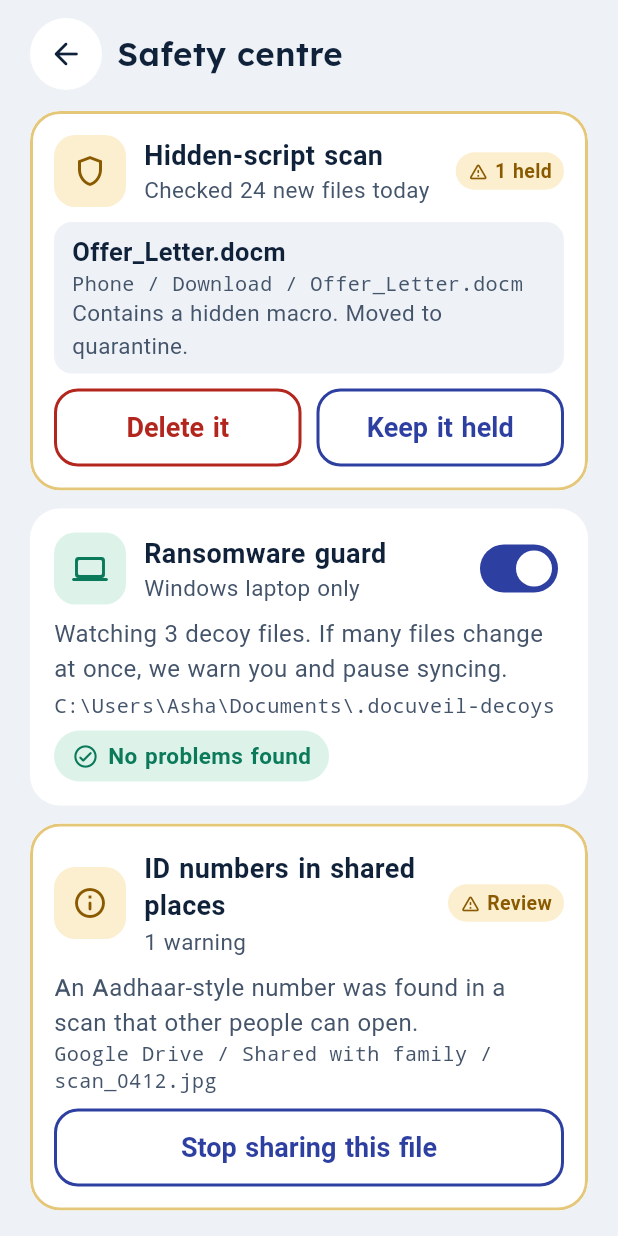
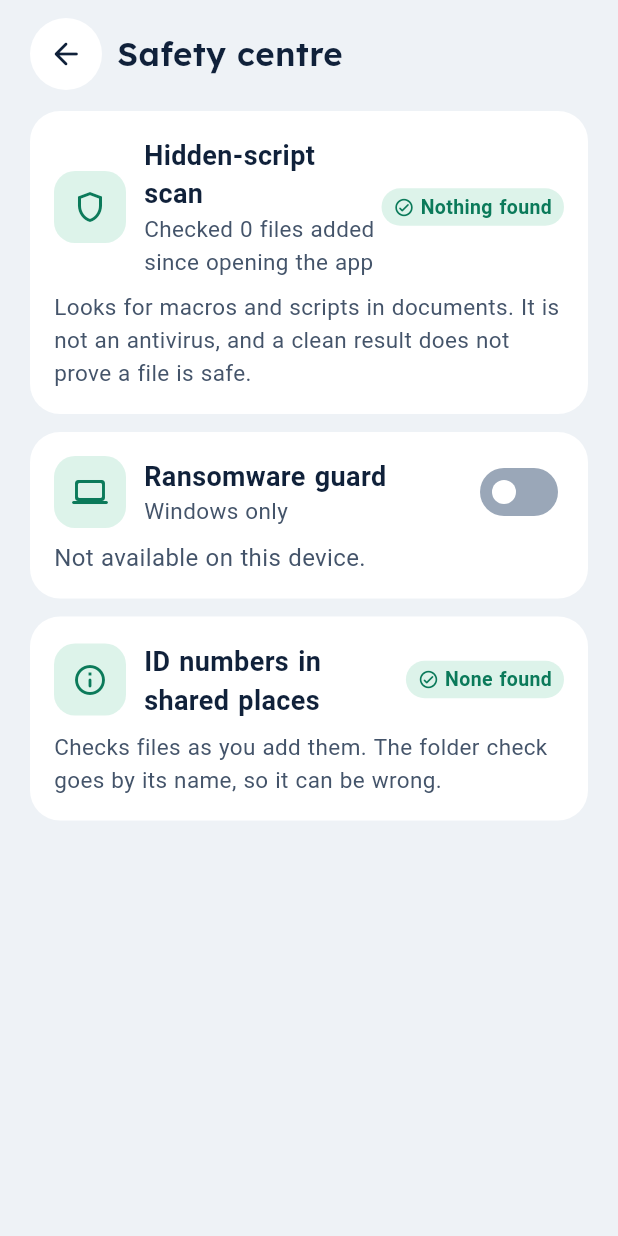
Before and after one commit to ffaahhiimm340-ctrl/Docuveil, a Flutter app: the SafetyScreen screen opened by its route, on a phone screen of 412 x 824 dp. Run offline on Flutter 3.47's test engine with Material 3 defaults, Android fonts, the phone set to English and light mode, and no system bars; our stand-ins replace file_picker, flutter_secure_storage, go_router, google_fonts, qr_flutter, sqflite and 1 more; missing offline and left inert: pdfrx; accounts and stored records are empty; Roboto replaces fonts that are missing (Atkinson Hyperlegible).

Commit message:
Safety centre shows real checks instead of sample content
Hidden-script scan (macros in Office files, scripts and auto-run actions
in PDFs, programs disguised as documents), ID numbers found in files in
shared-looking folders, and a Windows ransomware guard: decoy files plus
a many-files-changed watch, off until the owner turns it on. Simple
heuristics, not YARA or oletools, and not an antivirus; results last for
this run of the app only.

Co-Authored-By: Claude Opus 5.5 <noreply@anthropic.com>

```diff
--- a/app/lib/data/intake.dart
+++ b/app/lib/data/intake.dart
@@ -6,6 +6,7 @@ import 'package:file_picker/file_picker.dart';
 import 'package:flutter/foundation.dart';
 import 'package:pdfrx/pdfrx.dart';
 
+import 'safety_center.dart';
 import 'vault.dart';
 
 /// The fields a paper of each type should have; anything the extractor did
@@ -44,6 +45,9 @@ class IntakeDraft {
 
   /// Set when the file could not be read at all (e.g. a photo, for now).
   final String? problem;
+
+  /// Safety checks run on the picked file.
+  FileReport? safety;
 }
 
 /// Build a draft from a file's bytes and its text. Pure, so it is testable.
@@ -104,6 +108,7 @@ class Intake {
         'Reading photos needs on-device OCR, which is coming. Please type the details.',
       );
     }
+    draft.safety = SafetyLog.check(f.name, f.path, bytes, draft.text);
     current.value = draft;
     return draft;
   }
--- /dev/null
+++ b/app/lib/data/safety_center.dart
@@ -0,0 +1,141 @@
+import 'dart:async';
+import 'dart:io';
+
+import 'package:crypto/crypto.dart';
+import 'package:docuveil_engine/docuveil_engine.dart';
+import 'package:flutter/foundation.dart';
+import 'package:path/path.dart' as p;
+
+/// What the safety checks found in one file the owner added.
+class FileReport {
+  const FileReport({
+    required this.fileName,
+    this.path,
+    this.scripts = const [],
+    this.sensitive = const [],
+    this.shared = false,
+  });
+
+  final String fileName;
+  final String? path;
+  final List<ScriptFinding> scripts;
+  final List<SensitiveFinding> sensitive;
+
+  /// The file is somewhere other people can probably open.
+  final bool shared;
+
+  bool get needsAttention => scripts.isNotEmpty || (shared && sensitive.isNotEmpty);
+}
+
+/// Results of the checks run on added files, for the Safety centre. Kept for
+/// this run of the app only.
+class SafetyLog {
+  SafetyLog._();
+
+  static final ValueNotifier<List<FileReport>> reports = ValueNotifier(const []);
+
+  static FileReport check(String fileName, String? path, Uint8List bytes, String text) {
+    final r = FileReport(
+      fileName: fileName,
+      path: path,
+      scripts: scanForHiddenScript(fileName, bytes),
+      sensitive: findSensitive(text),
+      shared: path != null && looksShared(path),
+    );
+    reports.value = [r, ...reports.value];
+    return r;
+  }
+}
+
+/// Ransomware guard for desktop: decoy files that nothing should ever touch,
+/// and a watch for many files changing at once. Off until the owner turns it
+/// on, because it writes files. Known limit: decoy-aware ransomware can skip
+/// decoys, and this only warns; it does not stop anything.
+class DecoyGuard {
+  DecoyGuard._();
+
+  static const folderName = '.docuveil-decoys';
+  static const _files = {
+    'Bank_Passwords_old.txt': 'Docuveil decoy file. Please do not edit or delete it.\n',
+    'Tax_Return_scan.txt': 'Docuveil decoy file. Please do not edit or delete it.\n',
+    'Family_IDs_backup.txt': 'Docuveil decoy file. Please do not edit or delete it.\n',
+  };
+
+  /// True while the guard is on.
+  static final ValueNotifier<bool> active = ValueNotifier(false);
+
+  /// Why it tripped, or null when all is well.
+  static final ValueNotifier<String?> alarm = ValueNotifier(null);
+
+  static Directory? _dir;
+  static final Map<String, String> _hashes = {};
+  static StreamSubscription<FileSystemEvent>? _decoyWatch;
+  static StreamSubscription<FileSystemEvent>? _burstWatch;
+
+  static bool get supported =>
+      !kIsWeb &&
+      const {
+        TargetPlatform.windows,
+        TargetPlatform.linux,
+        TargetPlatform.macOS,
+      }.contains(defaultTargetPlatform);
+
+  static String _hash(File f) => sha256.convert(f.readAsBytesSync()).toString();
+
+  /// Create the decoys in [parent] and start watching.
+  static Future<void> enable(Directory parent, {bool watch = true}) async {
+    final dir = Directory(p.join(parent.path, folderName));
+    await dir.create(recursive: true);
+    _hashes.clear();
+    for (final e in _files.entries) {
+      final f = File(p.join(dir.path, e.key));
+      await f.writeAsString(e.value);
+      _hashes[f.path] = _hash(f);
+    }
+    _dir = dir;
+    alarm.value = null;
+    active.value = true;
+    if (!watch) return;
+    _decoyWatch = dir.watch().listen((_) => verify());
+    final burst = MassChangeDetector();
+    _burstWatch = parent.watch(recursive: true).listen((e) {
+      if (e.path.contains(folderName)) return;
+      if (burst.record(e.path, DateTime.now())) {
+        alarm.value ??= 'Many files changed at once in ${parent.path}.';
+      }
+    });
+  }
+
+  /// Compare the decoys with how they were written. Returns false if tripped.
+  static bool verify() {
+    for (final e in _hashes.entries) {
+      final f = File(e.key);
+      if (!f.existsSync()) {
+        alarm.value ??= 'A decoy file was deleted: ${p.basename(e.key)}.';
+        return false;
+      }
+      if (_hash(f) != e.value) {
+        alarm.value ??= 'A decoy file was changed: ${p.basename(e.key)}.';
+        return false;
+      }
+    }
+    return true;
+  }
+
+  /// Stop watching and remove the decoys this guard created (nothing else).
+  static Future<void> disable() async {
+    await _decoyWatch?.cancel();
+    await _burstWatch?.cancel();
+    _decoyWatch = _burstWatch = null;
+    for (final path in _hashes.keys) {
+      final f = File(path);
+      if (f.existsSync()) await f.delete();
+    }
+    final d = _dir;
+    if (d != null && d.existsSync() && d.listSync().isEmpty) await d.delete();
+    _hashes.clear();
+    _dir = null;
+    alarm.value = null;
+    active.value = false;
+  }
+}
--- a/app/lib/screens/safety_screen.dart
+++ b/app/lib/screens/safety_screen.dart
@@ -1,8 +1,9 @@
 import 'package:flutter/material.dart';
+import 'package:path_provider/path_provider.dart';
 
+import '../data/safety_center.dart';
 import '../theme/app_colors.dart';
 import '../theme/app_text.dart';
-import '../widgets/buttons.dart';
 import '../widgets/cards.dart';
 import '../widgets/chips.dart';
 import '../widgets/layout.dart';
@@ -17,22 +18,44 @@ class SafetyScreen extends StatefulWidget {
 }
 
 class _SafetyScreenState extends State<SafetyScreen> {
-  bool _guard = true;
+  String? _guardError;
+
+  Future<void> _toggleGuard(bool on) async {
+    setState(() => _guardError = null);
+    try {
+      if (on) {
+        await DecoyGuard.enable(await getApplicationDocumentsDirectory());
+      } else {
+        await DecoyGuard.disable();
+      }
+    } catch (e) {
+      setState(() => _guardError = 'Could not change the guard: $e');
+    }
+    if (mounted) setState(() {});
+  }
 
   @override
   Widget build(BuildContext context) {
+    return ValueListenableBuilder(
+      valueListenable: SafetyLog.reports,
+      builder: (context, reports, _) {
+        final scripts = reports.where((r) => r.scripts.isNotEmpty).toList();
+        final exposed = reports.where((r) => r.shared && r.sensitive.isNotEmpty).toList();
         return PageScaffold(
           title: 'Safety centre',
           backTo: '/settings',
           children: [
             AppCard(
-          borderColor: AppColors.warnBorder,
+              borderColor: scripts.isEmpty ? null : AppColors.warnBorder,
               child: Column(
                 crossAxisAlignment: CrossAxisAlignment.stretch,
                 children: [
                   Row(
                     children: [
-                  const IconTile(Icons.shield_outlined, tone: Tone.look),
+                      IconTile(
+                        Icons.shield_outlined,
+                        tone: scripts.isEmpty ? Tone.ok : Tone.look,
+                      ),
                       const SizedBox(width: 12),
                       Expanded(
                         child: Column(
@@ -40,21 +63,144 @@ class _SafetyScreenState extends State<SafetyScreen> {
                           children: [
                             Text('Hidden-script scan', style: AppText.t3),
                             Text(
-                          'Checked 24 new files today',
+                              'Checked ${reports.length} file${reports.length == 1 ? '' : 's'} added since opening the app',
                               style: AppText.small,
                             ),
                           ],
                         ),
                       ),
-                  const StatusChip('1 held', tone: Tone.look, compact: true),
+                      StatusChip(
+                        scripts.isEmpty ? 'Nothing found' : '${scripts.length} found',
+                        tone: scripts.isEmpty ? Tone.ok : Tone.look,
+                        compact: true,
+                      ),
                     ],
                   ),
+                  for (final r in scripts) ...[
                     const SizedBox(height: 10),
-              Container(
-                padding: const EdgeInsets.symmetric(
-                  horizontal: 12,
-                  vertical: 8,
+                    _FileBox(r.fileName, r.path, r.scripts.map((s) => s.what).join(' ')),
+                  ],
+                  const SizedBox(height: 8),
+                  Text(
+                    'Looks for macros and scripts in documents. It is not an antivirus, and a clean result does not prove a file is safe.',
+                    style: AppText.small,
                   ),
+                ],
+              ),
+            ),
+            AppCard(
+              borderColor: DecoyGuard.alarm.value == null ? null : AppColors.bad,
+              child: ValueListenableBuilder(
+                valueListenable: DecoyGuard.alarm,
+                builder: (context, alarm, _) => Column(
+                  crossAxisAlignment: CrossAxisAlignment.start,
+                  children: [
+                    Row(
+                      children: [
+                        IconTile(
+                          Icons.laptop_rounded,
+                          tone: alarm == null ? Tone.ok : Tone.bad,
+                        ),
+                        const SizedBox(width: 12),
+                        Expanded(
+                          child: Column(
+                            crossAxisAlignment: CrossAxisAlignment.start,
+                            children: [
+                              Text('Ransomware guard', style: AppText.t3),
+                              Text('Windows only', style: AppText.small),
+                            ],
+                          ),
+                        ),
+                        Switch(
+                          value: DecoyGuard.active.value,
+                          onChanged: DecoyGuard.supported ? _toggleGuard : null,
+                        ),
+                      ],
+                    ),
+                    const SizedBox(height: 8),
+                    Text(
+                      !DecoyGuard.supported
+                          ? 'Not available on this device.'
+                          : DecoyGuard.active.value
+                          ? 'Watching 3 decoy files while the app is open. It warns you; it cannot stop an attack.'
+                          : 'Off. Turning it on puts 3 small decoy files in a hidden folder in your Documents, and turning it off removes them.',
+                      style: AppText.sub,
+                    ),
+                    if (_guardError != null)
+                      Text(
+                        _guardError!,
+                        style: AppText.smallBold.copyWith(color: AppColors.bad),
+                      ),
+                    if (alarm != null) ...[
+                      const SizedBox(height: 8),
+                      StatusChip(alarm, tone: Tone.bad),
+                    ] else if (DecoyGuard.active.value) ...[
+                      const SizedBox(height: 8),
+                      const StatusChip('No problems found', tone: Tone.ok),
+                    ],
+                  ],
+                ),
+              ),
+            ),
+            AppCard(
+              borderColor: exposed.isEmpty ? null : AppColors.warnBorder,
+              child: Column(
+                crossAxisAlignment: CrossAxisAlignment.stretch,
+                children: [
+                  Row(
+                    children: [
+                      IconTile(
+                        Icons.info_outline_rounded,
+                        tone: exposed.isEmpty ? Tone.ok : Tone.look,
+                      ),
+                      const SizedBox(width: 12),
+                      Expanded(
+                        child: Text(
+                          'ID numbers in shared places',
+                          style: AppText.t3,
+                        ),
+                      ),
+                      StatusChip(
+                        exposed.isEmpty ? 'None found' : '${exposed.length} to review',
+                        tone: exposed.isEmpty ? Tone.ok : Tone.look,
+                        compact: true,
+                      ),
+                    ],
+                  ),
+                  for (final r in exposed) ...[
+                    const SizedBox(height: 10),
+                    _FileBox(
+                      r.fileName,
+                      r.path,
+                      'Has ${r.sensitive.map((s) => '${s.kind} ${s.masked}').join(', ')}, and is in a folder other people may be able to open.',
+                    ),
+                  ],
+                  const SizedBox(height: 8),
+                  Text(
+                    'Checks files as you add them. The folder check goes by its name, so it can be wrong.',
+                    style: AppText.small,
+                  ),
+                ],
+              ),
+            ),
+          ],
+        );
+      },
+    );
+  }
+}
+
+class _FileBox extends StatelessWidget {
+  const _FileBox(this.name, this.path, this.note);
+
+  final String name;
+  final String? path;
+  final String note;
+
+  @override
+  Widget build(BuildContext context) {
+    return Container(
+      padding: const EdgeInsets.symmetric(horizontal: 12, vertical: 8),
       decoration: BoxDecoration(
         color: AppColors.bg,
         borderRadius: BorderRadius.circular(12),
@@ -62,110 +208,11 @@ class _SafetyScreenState extends State<SafetyScreen> {
       child: Column(
         crossAxisAlignment: CrossAxisAlignment.start,
         children: [
-                    Text('Offer_Letter.docm', style: AppText.bodyBold),
-                    const PathText('Phone / Download / Offer_Letter.docm'),
-                    Text(
-                      'Contains a hidden macro. Moved to quarantine.',
-                      style: AppText.small,
-                    ),
+          Text(name, style: AppText.bodyBold),
+          if (path != null) PathText(path!),
+          Text(note, style: AppText.small),
         ],
       ),
-              ),
-              const SizedBox(height: 10),
-              Row(
-                children: [
-                  Expanded(
-                    child: AppButton.secondary(
-                      'Delete it',
-                      danger: true,
-                      onPressed: () {},
-                    ),
-                  ),
-                  const SizedBox(width: 10),
-                  Expanded(
-                    child: AppButton.secondary(
-                      'Keep it held',
-                      onPressed: () {},
-                    ),
-                  ),
-                ],
-              ),
-            ],
-          ),
-        ),
-        AppCard(
-          child: Column(
-            crossAxisAlignment: CrossAxisAlignment.start,
-            children: [
-              Row(
-                children: [
-                  const IconTile(Icons.laptop_rounded, tone: Tone.ok),
-                  const SizedBox(width: 12),
-                  Expanded(
-                    child: Column(
-                      crossAxisAlignment: CrossAxisAlignment.start,
-                      children: [
-                        Text('Ransomware guard', style: AppText.t3),
-                        Text('Windows laptop only', style: AppText.small),
-                      ],
-                    ),
-                  ),
-                  Switch(
-                    value: _guard,
-                    onChanged: (v) => setState(() => _guard = v),
-                  ),
-                ],
-              ),
-              const SizedBox(height: 8),
-              Text(
-                'Watching 3 decoy files. If many files change at once, we warn you and pause syncing.',
-                style: AppText.sub,
-              ),
-              const SizedBox(height: 4),
-              const PathText(r'C:\Users\Asha\Documents\.docuveil-decoys'),
-              const SizedBox(height: 8),
-              const Align(
-                alignment: Alignment.centerLeft,
-                child: StatusChip('No problems found', tone: Tone.ok),
-              ),
-            ],
-          ),
-        ),
-        AppCard(
-          borderColor: AppColors.warnBorder,
-          child: Column(
-            crossAxisAlignment: CrossAxisAlignment.stretch,
-            children: [
-              Row(
-                children: [
-                  const IconTile(Icons.info_outline_rounded, tone: Tone.look),
-                  const SizedBox(width: 12),
-                  Expanded(
-                    child: Column(
-                      crossAxisAlignment: CrossAxisAlignment.start,
-                      children: [
-                        Text('ID numbers in shared places', style: AppText.t3),
-                        Text('1 warning', style: AppText.small),
-                      ],
-                    ),
-                  ),
-                  const StatusChip('Review', tone: Tone.look, compact: true),
-                ],
-              ),
-              const SizedBox(height: 8),
-              Text(
-                'An Aadhaar-style number was found in a scan that other people can open.',
-                style: AppText.sub,
-              ),
-              const PathText(
-                'Google Drive / Shared with family / scan_0412.jpg',
-              ),
-              const SizedBox(height: 10),
-              AppButton.secondary('Stop sharing this file', onPressed: () {}),
-            ],
-          ),
-        ),
-      ],
     );
   }
 }
--- a/app/lib/screens/settings_screen.dart
+++ b/app/lib/screens/settings_screen.dart
@@ -107,7 +107,7 @@ class _SettingsScreenState extends State<SettingsScreen> {
               Icons.shield_outlined,
               'Safety centre',
               '/safety',
-              sub: '1 file held',
+              sub: 'Checks on files you add',
             ),
             link(Icons.event_outlined, 'Renewals and dates', '/renewals'),
             link(Icons.help_outline_rounded, 'Help and privacy', '/help'),
--- a/packages/engine/lib/docuveil_engine.dart
+++ b/packages/engine/lib/docuveil_engine.dart
@@ -8,5 +8,6 @@ export 'src/models.dart';
 export 'src/naming.dart';
 export 'src/normalize.dart';
 export 'src/pairing.dart';
+export 'src/safety.dart';
 export 'src/sync.dart';
 export 'src/tamper.dart';
--- /dev/null
+++ b/packages/engine/lib/src/safety.dart
@@ -0,0 +1,126 @@
+import 'dart:convert';
+import 'dart:typed_data';
+
+/// Basic-layer safety checks. These are simple static heuristics, built and
+/// cited, not research claims. The scan is NOT an antivirus: it only spots
+/// common places a document can carry active content.
+
+class ScriptFinding {
+  const ScriptFinding(this.what);
+
+  final String what;
+}
+
+bool _hasBytes(Uint8List data, String text) {
+  final needle = latin1.encode(text);
+  outer:
+  for (var i = 0; i + needle.length <= data.length; i++) {
+    for (var j = 0; j < needle.length; j++) {
+      if (data[i + j] != needle[j]) continue outer;
+    }
+    return true;
+  }
+  return false;
+}
+
+/// Look for macros in Office files, and scripts or auto-run actions in PDFs.
+/// The file is only read, never opened or run.
+List<ScriptFinding> scanForHiddenScript(String fileName, Uint8List bytes) {
+  final out = <ScriptFinding>[];
+  final isPdf = bytes.length > 4 && latin1.decode(bytes.sublist(0, 4)) == '%PDF';
+  final isZip = bytes.length > 2 && bytes[0] == 0x50 && bytes[1] == 0x4B;
+  final isOle = bytes.length > 4 && bytes[0] == 0xD0 && bytes[1] == 0xCF;
+  if (isPdf) {
+    const tokens = {
+      '/JavaScript': 'JavaScript',
+      '/JS': 'JavaScript',
+      '/OpenAction': 'an action that runs when opened',
+      '/AA': 'an automatic action',
+      '/Launch': 'a command that launches a program',
+      '/EmbeddedFile': 'an embedded file',
+    };
+    final seen = <String>{};
+    tokens.forEach((token, what) {
+      if (_hasBytes(bytes, token) && seen.add(what)) {
+        out.add(ScriptFinding('This PDF contains $what.'));
+      }
+    });
+  } else if (isZip) {
+    // File names in a zip are stored uncompressed.
+    if (_hasBytes(bytes, 'vbaProject.bin')) {
+      out.add(const ScriptFinding('This Office file contains a macro.'));
+    }
+    if (_hasBytes(bytes, 'oleObject')) {
+      out.add(const ScriptFinding('This Office file contains an embedded object.'));
+    }
+  } else if (isOle) {
+    if (_hasBytes(bytes, '_VBA_PROJECT') || _hasBytes(bytes, 'VBA')) {
+      out.add(const ScriptFinding('This older Office file contains a macro.'));
+    }
+  }
+  final lower = fileName.toLowerCase();
+  if (RegExp(r'\.(pdf|docx?|xlsx?|pptx?|jpe?g|png|txt)\.(exe|scr|bat|cmd|js|vbs)$').hasMatch(lower)) {
+    out.add(const ScriptFinding('This file pretends to be a document but is a program.'));
+  }
+  return out;
+}
+
+class SensitiveFinding {
+  const SensitiveFinding(this.kind, this.masked);
+
+  final String kind;
+
+  /// The number with all but its last four characters hidden.
+  final String masked;
+}
+
+String _mask(String v) {
+  final t = v.replaceAll(RegExp(r'\s'), '');
+  return '${'*' * (t.length - 4)}${t.substring(t.length - 4)}';
+}
+
+/// ID numbers that appear in a document's text. Pattern matches only, so
+/// other 12-digit numbers can also match; treat it as a prompt to look.
+List<SensitiveFinding> findSensitive(String text) {
+  final out = <SensitiveFinding>[];
+  final seen = <String>{};
+  void scan(String kind, RegExp re) {
+    for (final m in re.allMatches(text)) {
+      final masked = _mask(m.group(0)!);
+      if (seen.add('$kind$masked')) out.add(SensitiveFinding(kind, masked));
+    }
+  }
+
+  scan('Aadhaar-style number', RegExp(r'(?<![0-9])[2-9][0-9]{3} ?[0-9]{4} ?[0-9]{4}(?![0-9])'));
+  scan('PAN-style number', RegExp(r'\b[A-Z]{5}[0-9]{4}[A-Z]\b'));
+  scan('Passport-style number', RegExp(r'\b[A-Z][0-9]{7}\b'));
+  return out;
+}
+
+/// True if a path looks like somewhere other people can open.
+bool looksShared(String path) => RegExp(
+  r'(^|[\\/])(shared|share|public|whatsapp|telegram|dropbox|google ?drive|onedrive)',
+  caseSensitive: false,
+).hasMatch(path);
+
+/// Ransomware-style burst: many different files changing in a short time.
+/// Thresholds are a first guess. Decoy-aware ransomware can avoid this.
+class MassChangeDetector {
+  MassChangeDetector({
+    this.threshold = 20,
+    this.window = const Duration(seconds: 10),
+  });
+
+  final int threshold;
+  final Duration window;
+  final _events = <(DateTime, String)>[];
+
+  /// Record a change. Returns true once [threshold] different files have
+  /// changed within [window].
+  bool record(String path, DateTime at) {
+    _events
+      ..add((at, path))
+      ..removeWhere((e) => at.difference(e.$1) > window);
+    return _events.map((e) => e.$2).toSet().length >= threshold;
+  }
+}
```
Also changed, not shown: app/lib/data/sample_data.dart (+9 -0 lines), app/lib/screens/add_flow.dart (+19 -0 lines), 2 other files. Lines whose indentation alone changed are shown as unchanged.
